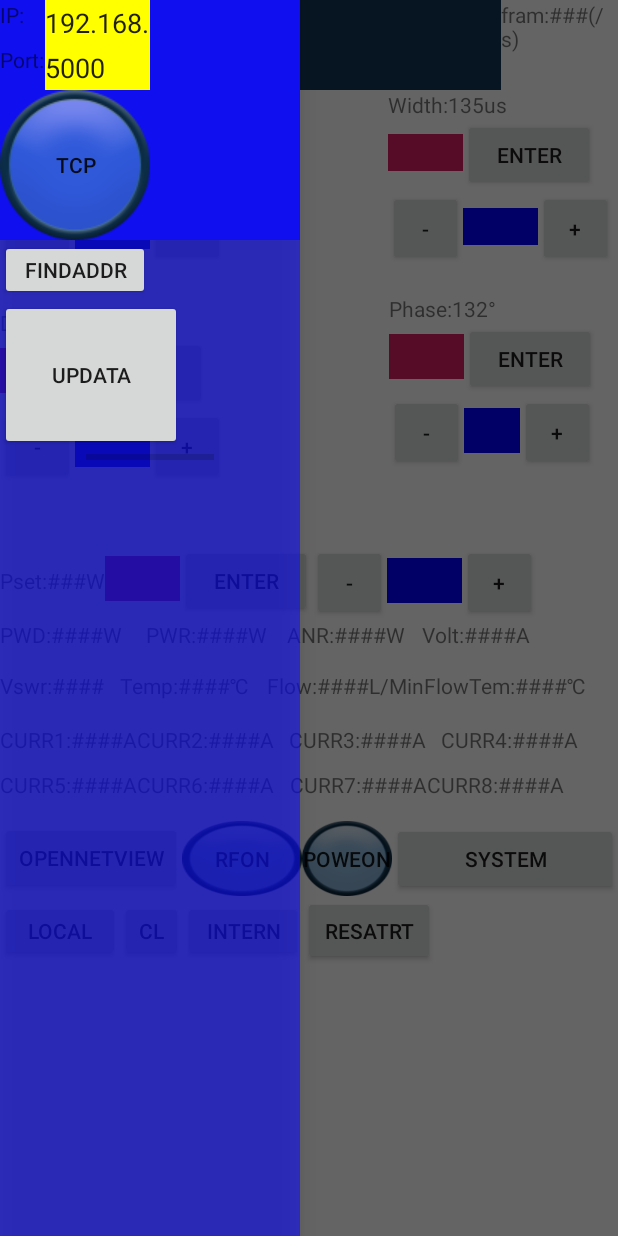
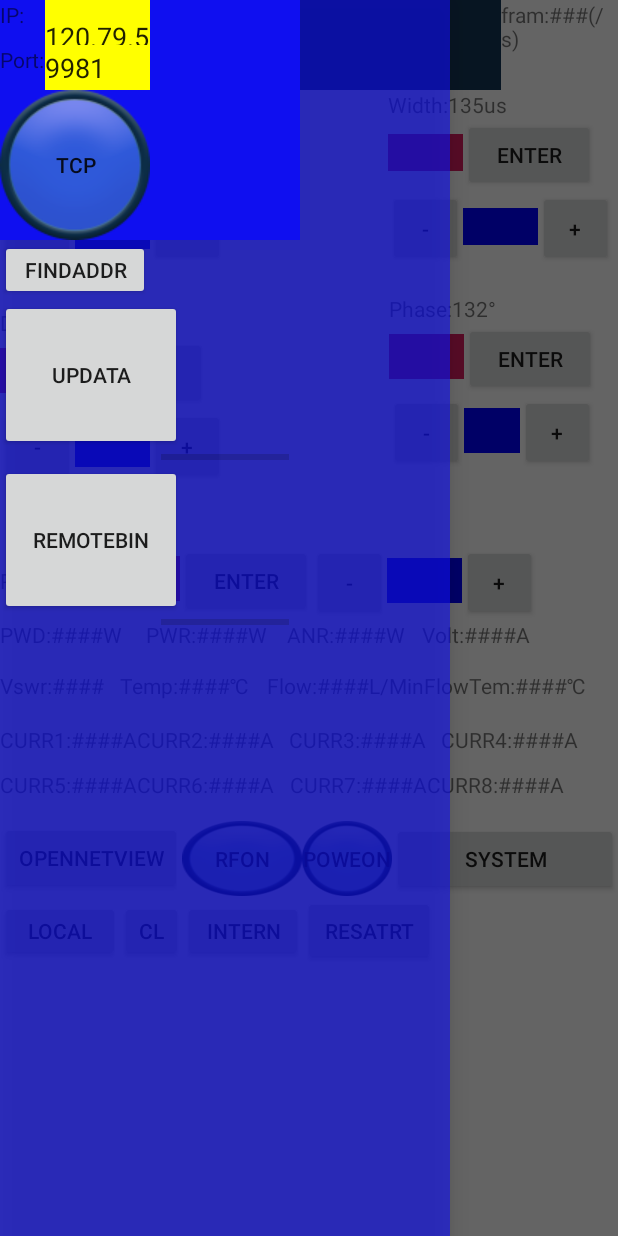
Before and after one commit to ONEICE2018/ANDROID_ONEPANEL, an Android app: the screen it shows after launch (MainActivity), with the side drawer open, on a phone screen of 412 x 824 dp. Run offline under Robolectric (Android 15) with nearby library versions, the phone set to English and light mode, and no system bars.

Commit message:
远程bin文件下载完成_未存入本地文件

```diff
--- a/app/src/main/java/com/oneice/onepanel/Fragments/OneLifeFragment.java
+++ b/app/src/main/java/com/oneice/onepanel/Fragments/OneLifeFragment.java
@@ -1,6 +1,7 @@
 package com.oneice.onepanel.Fragments;
 
 import androidx.fragment.app.Fragment;
+import androidx.fragment.app.FragmentActivity;
 
 public class OneLifeFragment extends Fragment {
     public boolean isFragmentLife() {
--- a/app/src/main/java/com/oneice/onepanel/MainActivity.java
+++ b/app/src/main/java/com/oneice/onepanel/MainActivity.java
@@ -24,8 +24,10 @@ import android.view.Gravity;
 import android.view.KeyEvent;
 import android.view.View;
 import android.view.inputmethod.EditorInfo;
+import android.widget.ArrayAdapter;
 import android.widget.Button;
 import android.widget.EditText;
+import android.widget.ListView;
 import android.widget.ProgressBar;
 import android.widget.TextView;
 import android.widget.Toast;
@@ -46,7 +48,9 @@ import com.oneice.onepanel.Fragments.FragmentWarning;
 import com.oneice.onepanel.Fragments.OneLifeFragment;
 import com.oneice.onepanel.Fragments.TabFragmentPagerAdapter;
 import com.oneice.onepanel.Manager.AddrManager;
+import com.oneice.onepanel.Manager.RemotManager;
 import com.oneice.onepanel.onetools.ConvertCode;
+import com.oneice.onepanel.remoteFragments.RemoteFragmentUpdata;
 
 import java.io.BufferedReader;
 import java.io.File;
@@ -68,6 +72,13 @@ public class MainActivity extends AppCompatActivity implements View.OnClickListe
     FragmentProtect fragmentProtect;
     FragmentUnit    fragmentUnit;
     FragmentWarning fragmentWarning;
+
+    public List<OneLifeFragment> remoteviewlist;
+    public ViewPager remotViewPager;
+    public TabFragmentPagerAdapter remotViewAdapter;
+    public RemoteFragmentUpdata remoteFragmentUpdata;
+
+
     public  static MainActivity mainActivity=null;
     Button findaddr;
     Button restart;
@@ -116,8 +127,8 @@ public class MainActivity extends AppCompatActivity implements View.OnClickListe
     TextView text_Pset;
     TextView text_Vswr;
 
-
-
+    //远程服务器信息管理器
+    public RemotManager remotManager;
     @Override
     protected void onCreate(Bundle savedInstanceState) {
         super.onCreate(savedInstanceState);
@@ -174,6 +185,7 @@ public class MainActivity extends AppCompatActivity implements View.OnClickListe
 
      */
     void init(){
+        remotManager=new RemotManager();//这个必须比remoteview些先初始化
         text_PWD  =(TextView)findViewById(R.id.text_PWD);
         text_PWR  =(TextView)findViewById(R.id.text_PWR);
         text_ANR  =(TextView)findViewById(R.id.text_ANR);
@@ -239,7 +251,6 @@ public class MainActivity extends AppCompatActivity implements View.OnClickListe
         fragmentProtect=new FragmentProtect();
         fragmentUnit=new FragmentUnit();
         fragmentWarning=new FragmentWarning();
-
         list.add(fragmentConset);
         list.add(fragmentProtect);
         list.add(fragmentUnit);
@@ -247,6 +258,15 @@ public class MainActivity extends AppCompatActivity implements View.OnClickListe
         adapter = new TabFragmentPagerAdapter(getSupportFragmentManager(), list);
         myViewPager.setAdapter(adapter);
         myViewPager.setCurrentItem(0);  //初始化显示第一个页面
+
+        remotViewPager = (ViewPager) findViewById(R.id.remoteViewPager);
+        remoteviewlist=new ArrayList<>();
+        remoteFragmentUpdata=new RemoteFragmentUpdata();
+        remoteviewlist.add(remoteFragmentUpdata);
+        remotViewAdapter = new TabFragmentPagerAdapter(getSupportFragmentManager(), remoteviewlist);
+        remotViewPager.setAdapter(remotViewAdapter);
+        remotViewPager.setCurrentItem(0);
+
         ((OneLifeFragment)(adapter.getItem(myViewPager.getCurrentItem()))).setFragmentLife(true);
         myViewPager.setOnPageChangeListener(new ViewPager.OnPageChangeListener() {
             @Override
@@ -292,6 +312,7 @@ public class MainActivity extends AppCompatActivity implements View.OnClickListe
 
      */
     void listenerinit(){
+
         findaddr   .setOnClickListener(this);
         restart    .setOnClickListener(this);
         localremote.setOnClickListener(this);
@@ -333,6 +354,10 @@ public class MainActivity extends AppCompatActivity implements View.OnClickListe
     public void Tcpislife(boolean life){
         if(life){
             modbusAsker.life=true;
+           if(tcpclient.getIP().equals(remotManager.getRemoteIP())){
+                remotManager.setRemoteConnected(true);
+                showmsgs("remote connect succes");
+            }
             runOnUiThread(new Runnable() {
                 @Override
                 public void run() {
@@ -342,9 +367,11 @@ public class MainActivity extends AppCompatActivity implements View.OnClickListe
             showmsgs("connect true");
         }else{
             modbusAsker.life=false;
+            remotManager.setRemoteConnected(false);
             runOnUiThread(new Runnable() {
                 @Override
                 public void run() {
+
                     tcpClient.setBackgroundResource(R.drawable.button_off);
                 }
             });
@@ -373,6 +400,9 @@ public class MainActivity extends AppCompatActivity implements View.OnClickListe
     private int ADDR=10;
     boolean askBussy=false;
     public void sendconmod(int addr, int set){ //单地址写控制
+        if(remotManager.isRemoteConnected()){
+            return;
+        }
         int wite=0;
         while(askBussy) {
             wite++;
@@ -493,7 +523,9 @@ public class MainActivity extends AppCompatActivity implements View.OnClickListe
                                     }
                                 }
                                 if(!Updating) {
-                                    modbusAsker(nowBaseAddr, entry.getValue());
+                                    if(!remotManager.isRemoteConnected()){//如果连接的是我的服务器的地址就不访问modbus数据
+                                        modbusAsker(nowBaseAddr, entry.getValue());
+                                    }
                                 }
                             }else{
                                 forbeterflag=0;
@@ -525,7 +557,7 @@ public class MainActivity extends AppCompatActivity implements View.OnClickListe
 
 
     int disconflag=0;
-    void senddatas(String data){
+    public void senddatas(String data){
 
         if(!Updating) {
             if (tcpclient == null || !tcpclient.getLife()) {
@@ -577,9 +609,6 @@ public class MainActivity extends AppCompatActivity implements View.OnClickListe
 
     }
 
-
-
-
     //modbus解析
     List<Byte> getdata=null;
     List<Byte> contxt=null;
@@ -587,6 +616,9 @@ public class MainActivity extends AppCompatActivity implements View.OnClickListe
     int framrecoder=0;
     long startTime;
     public void analysis_Modbus(byte[] data,int tlen){
+        //showmsgs("get:"+new String(data)+";");
+        //解析远程服务器指令
+        remotManager.analysis_remote(data,tlen);
         analysis_updata(data,tlen);
         if(Afaddr==1){
             showmsgs("ADDR "+data[6]);
@@ -888,7 +920,17 @@ public class MainActivity extends AppCompatActivity implements View.OnClickListe
                 updatastartsendok=true;
                 showmsgs("UPSTART");
             }else{
+
                 String nowmsg = mainActivity.msgbox.getText().toString();
+                if(rfname.equals("remoteFragmentUpdata;")){
+
+//                    remoteviewlist.clear();
+//                    remoteviewlist.add(remoteFragmentUpdata);
+//                    remotViewAdapter = new TabFragmentPagerAdapter(getSupportFragmentManager(), remoteviewlist);
+                  //  remotViewAdapter.notifyDataSetChanged();
+                    remotViewPager.setAdapter(remotViewAdapter);
+                    return;
+                }
                 mainActivity.msgbox.setText(nowmsg+"\n"+rfname);
                 if(nowmsg.length()>1000){
                     mainActivity.msgbox.setText("");
@@ -1013,14 +1055,19 @@ public class MainActivity extends AppCompatActivity implements View.OnClickListe
         }
 
     }
-
+  public static String wa="asdasdasdadssadassd\r\n";
     @SuppressLint("WrongConstant")
     @Override
     public void onClick(View v) {
         consend(v.getId());//控制相关
         //主界面
         switch (v.getId()){
+
+
             case R.id.findaddr:
+                if(remotManager.isRemoteConnected()){
+                    return;
+                }
                 byte[] sbuilder=new byte[8];
                 sbuilder[0]=(byte)ADDR;
                 sbuilder[1]=(byte)READREGISTER;
@@ -1050,6 +1097,11 @@ public class MainActivity extends AppCompatActivity implements View.OnClickListe
             case R.id.client_TCP:
                 if(tcpclient!=null&&tcpclient.channel!=null&&tcpclient.getLife())
                 {
+                    if(remotManager.isRemoteConnected()){//主动断开连接
+                        String str = "Stop:Disconnect;" ;
+                        senddatas(ConvertCode.string2HexString(str));
+                      for(int i=0;i<10000;i++){senddatas(ConvertCode.string2HexString(str));}
+                    }
                     modbusAsker.life=false;//停止moudbus访问
                     tcpclient.channel.disconnect();
                     tcpclient.channel.close();
--- /dev/null
+++ b/app/src/main/java/com/oneice/onepanel/Manager/OneFileManager.java
@@ -0,0 +1,5 @@
+package com.oneice.onepanel.Manager;
+
+public class OneFileManager {
+
+}
--- a/app/src/main/java/com/oneice/onepanel/TcpClient.java
+++ b/app/src/main/java/com/oneice/onepanel/TcpClient.java
@@ -66,6 +66,10 @@ public class TcpClient {
 
     }
 
+
+    public String getIP() {
+        return IP;
+    }
 
     private String IP;
     private int PORT;
--- /dev/null
+++ b/app/src/main/java/com/oneice/onepanel/remoteFragments/RemoteFragmentUpdata.java
@@ -0,0 +1,126 @@
+package com.oneice.onepanel.remoteFragments;
+
+import android.app.AlertDialog;
+import android.content.DialogInterface;
+import android.os.Bundle;
+import android.view.LayoutInflater;
+import android.view.View;
+import android.view.ViewGroup;
+import android.widget.AdapterView;
+import android.widget.ArrayAdapter;
+import android.widget.Button;
+import android.widget.ListView;
+import android.widget.ProgressBar;
+import com.oneice.onepanel.Fragments.OneLifeFragment;
+import com.oneice.onepanel.MainActivity;
+import com.oneice.onepanel.R;
+import com.oneice.onepanel.activity_communication.RefrashFregments;
+import com.oneice.onepanel.onetools.ConvertCode;
+
+public class RemoteFragmentUpdata extends OneLifeFragment implements RefrashFregments {
+    //远程同步
+    Button remotebinlistget;
+    ListView remotebin_list;
+    ArrayAdapter<String> binlistadapter;
+    ProgressBar progress_remotbinlistget;
+    //bin文件下载
+   public static String downloadBinFileName="";
+
+    public int getFileTLen() {
+        return fileTLen;
+    }
+
+    public void setFileTLen(int fileTLen) {
+        this.fileTLen = fileTLen;
+    }
+
+    private  int fileTLen=0;
+    @Override
+    public View onCreateView(LayoutInflater inflater , ViewGroup container, Bundle savedInstanceState){
+        View view=inflater .inflate(R.layout .remote_fragment_updata ,container,false) ;
+        refrashinit(view);
+        return view;
+    }
+
+    @Override
+    public void refrashinterface(String refname) {
+        if(refname=="remoteFragmentUpdata:upingBinList;")
+        {//正在从服务器拉取列表 不可操作
+            //remotebin_list.setVisibility(View.GONE);
+            this.progress_remotbinlistget.setProgress(0);
+        }
+        if(refname=="remoteFragmentUpdata:RefUpdataBinList;"){//刷新bin列表
+
+            //binlistadapter.notifyDataSetChanged();
+            this.progress_remotbinlistget.setProgress(0);
+           // remotebin_list.setVisibility(View.VISIBLE);
+          MainActivity.showmsgs("remoteFragmentUpdata;");
+
+        }
+        if(refname.contains("remoteFragmentUpdata:upingPro:")&&refname.endsWith(";"))
+        {
+            refname = ConvertCode.getSubString(refname, "remoteFragmentUpdata:upingPro:");
+            refname = ConvertCode.getSubString(refname, ";");
+            if (refname == null || refname == "") {
+                return;
+            }
+            int num = Integer.valueOf(refname);
+            this.progress_remotbinlistget.setProgress(num);
+        }
+
+    }
+
+    @Override
+    public void refrashinit(View view) {
+        progress_remotbinlistget=view.findViewById(R.id.progress_remotbinlistget);
+        remotebin_list=(ListView)view.findViewById(R.id.remotebin_list);
+        binlistadapter = new ArrayAdapter<String>(view.getContext(), android.R.layout.simple_list_item_1, MainActivity.mainActivity.remotManager.remote_updata_bin);
+        remotebin_list.setAdapter(binlistadapter);
+        remotebin_list.setOnItemClickListener(new AdapterView.OnItemClickListener() {
+            @Override
+            public void onItemClick(AdapterView<?> parent, View view, final int position, long id) {
+                //代码块 msgbox弹出
+                //创建一个 AlertDialog.Builder 对象
+                AlertDialog.Builder builder = new AlertDialog.Builder(view.getContext());
+                //给对话框添加title
+                builder.setTitle("♞♘♞♘♞♘♞♘♞♘");
+                //给对话框添加内容
+                builder.setMessage("this bin: "+MainActivity.mainActivity.remotManager.remote_updata_bin.get(position)+" you can:");
+                builder.setNegativeButton("Download", new DialogInterface.OnClickListener() {
+                    @Override
+                    public void onClick(DialogInterface dialog, int which) {
+                        System.out.println("bin download");
+                        downloadBinFileName=MainActivity.mainActivity.remotManager.remote_updata_bin.get(position);
+
+                        MainActivity.mainActivity.senddatas(ConvertCode.string2HexString("Download:bin:"+downloadBinFileName+";"));
+
+                    }
+                });
+                builder.setPositiveButton("exit", new DialogInterface.OnClickListener() {
+                    @Override
+                    public void onClick(DialogInterface dialog, int which) {
+
+                    }
+                });
+                //切记勿忘~开启dialog
+                builder.show();
+
+
+
+            }
+        });
+        remotebinlistget=(Button)view.findViewById(R.id.remote_bin);
+        remotebinlistget.setOnClickListener(new View.OnClickListener() {
+            @Override
+            public void onClick(View v) {
+                //远程remotebin获取
+
+                    //拉取bin列表第一步
+                    String str = "pull:bin:getbinlist;";
+                    MainActivity.mainActivity.senddatas(ConvertCode.string2HexString(str));
+            }
+            });
+       }
+
+
+}
--- a/app/src/main/res/layout/activity_main.xml
+++ b/app/src/main/res/layout/activity_main.xml
@@ -355,7 +355,7 @@
 
         <!-- 左边菜单 -->
         <LinearLayout
-            android:layout_width="200dp"
+            android:layout_width="300dp"
             android:layout_height="match_parent"
             android:layout_gravity="left"
             android:background="#a00f0ff0"
@@ -370,6 +370,8 @@
                 android:orientation="vertical">
 
 
+
+
                 <LinearLayout
                     android:layout_width="100dp"
                     android:layout_height="30dp"
@@ -379,13 +381,12 @@
                         android:layout_width="30dp"
                         android:layout_height="match_parent"
                         android:text="IP:" />
-
                     <EditText
                         android:id="@+id/ip"
                         android:layout_width="200dp"
-                        android:layout_height="30dp"
+                        android:layout_height="49dp"
                         android:background="#ffff00"
-                        android:text="192.168.1.192" />
+                        android:text="120.79.56.190" />
                 </LinearLayout>
 
 
@@ -405,7 +406,7 @@
                         android:layout_height="30dp"
                         android:background="#ffff00"
                         android:inputType="number"
-                        android:text="5000" />
+                        android:text="9981" />
                 </LinearLayout>
 
                 <Button
@@ -414,6 +415,7 @@
                     android:layout_height="wrap_content"
                     android:background="@drawable/button_off"
                     android:text="TCP" />
+
             </LinearLayout>
 
 
@@ -437,6 +439,20 @@
                 android:layout_gravity="center"
                 android:max="100"
                 android:progress="0" />
+
+            <androidx.viewpager.widget.ViewPager
+            android:id="@+id/remoteViewPager"
+            android:layout_width="match_parent"
+            android:layout_height="303dp"
+            >
+
+            <FrameLayout
+                android:layout_width="match_parent"
+                android:layout_height="303dp"
+                >
+            </FrameLayout>
+        </androidx.viewpager.widget.ViewPager>
+
         </LinearLayout>
 
         <!-- 右边菜单 -->
--- /dev/null
+++ b/app/src/main/res/layout/remote_fragment_updata.xml
@@ -0,0 +1,27 @@
+<?xml version="1.0" encoding="utf-8"?>
+<LinearLayout xmlns:android="http://schemas.android.com/apk/res/android"
+    android:layout_width="match_parent"
+    android:layout_height="match_parent"
+    android:orientation="vertical"
+    >
+
+    <Button
+        android:id="@+id/remote_bin"
+        android:layout_width="121dp"
+        android:layout_height="100dp"
+        android:text="RemoteBin" />
+    <ProgressBar
+        android:id="@+id/progress_remotbinlistget"
+        style="?android:attr/progressBarStyleHorizontal"
+        android:layout_width="85dp"
+        android:layout_height="10dp"
+        android:layout_gravity="center"
+        android:max="100"
+        android:progress="0" />
+    <ListView
+        android:id="@+id/remotebin_list"
+        android:layout_width="match_parent"
+        android:layout_height="match_parent">
+    </ListView>
+
+</LinearLayout>
```
Also changed, not shown: app/src/main/java/com/oneice/onepanel/Manager/RemotManager.java (added, +171 -0 lines), app/src/main/java/com/oneice/onepanel/onetools/ConvertCode.java (+30 -0 lines).
